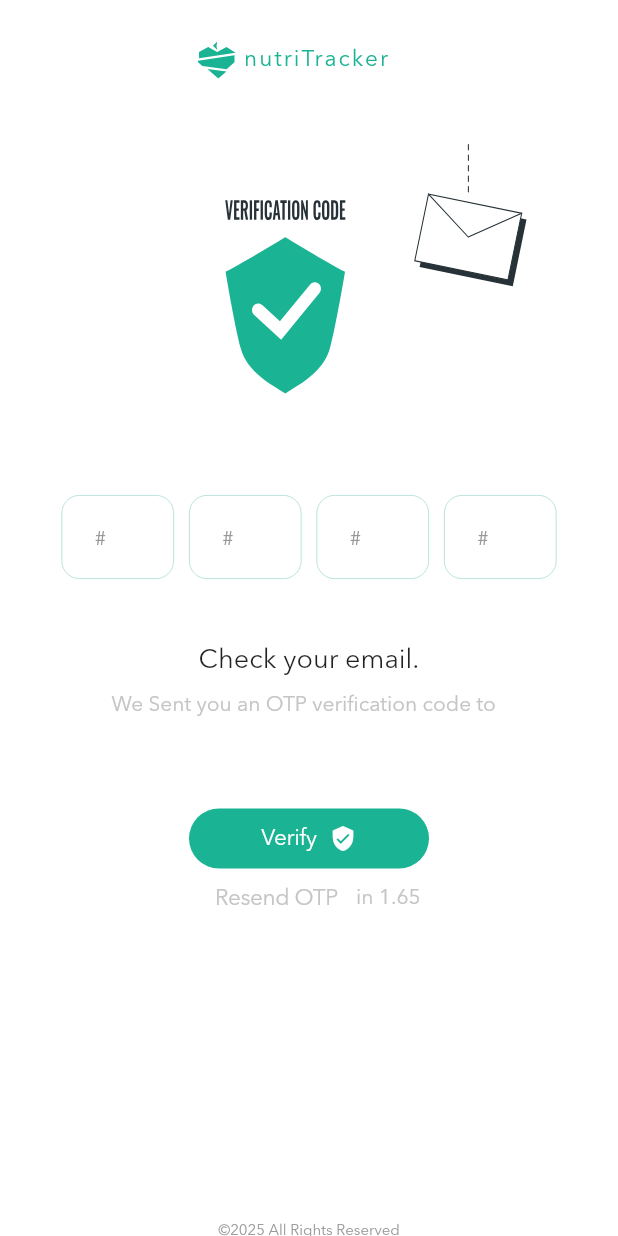
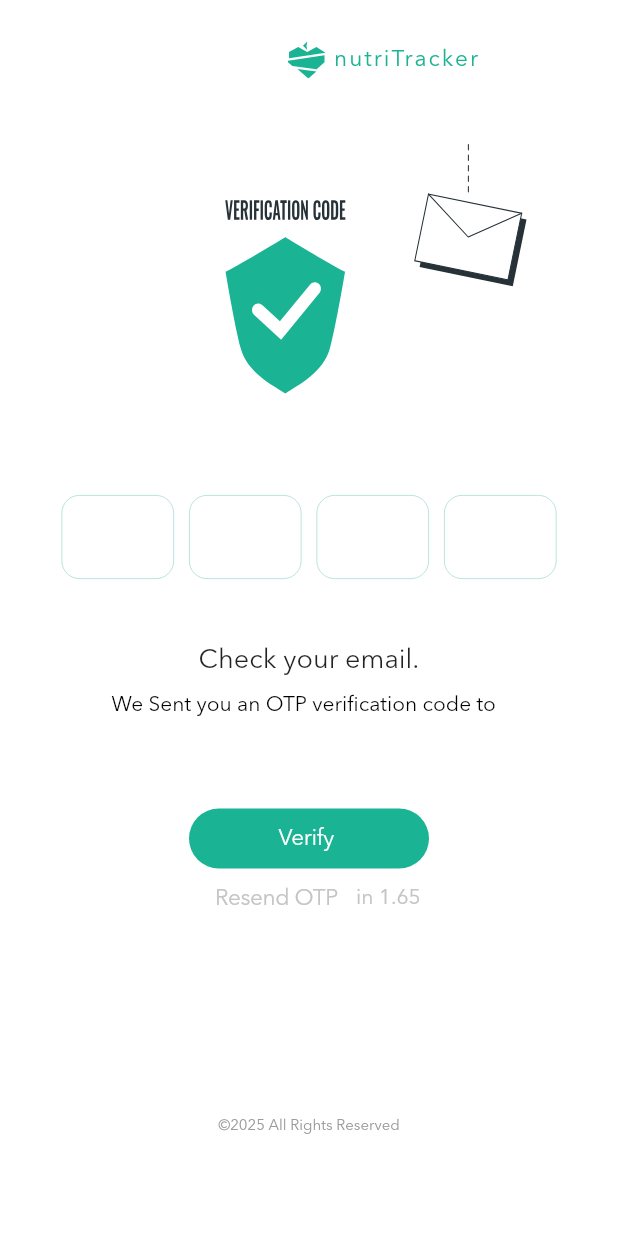
Before and after one commit to FredericBicandi/Nutriverse, a Flutter app: the VerifyOtp screen opened directly, on a phone screen of 412 x 824 dp. Run offline on Flutter 3.47's test engine with Material 3 defaults, Android fonts, the light colour scheme and no system bars; our stand-ins replace flutter_svg, image_picker, supabase_flutter, video_player; missing offline and left inert: cupertino_modal_sheet; accounts and stored records are empty.

Commit message:
done some fixes

```diff
--- a/lib/Controller/surveys/surveys.dart
+++ b/lib/Controller/surveys/surveys.dart
@@ -371,7 +371,7 @@
     surveyAnswers["MedicalConditions"] = '';
   }
 
+  printDebugMsg("DATA RECEIVED:\n");
   printDebugMsg("$surveyAnswers");
-  printDebugMsg("DATA RECEIVED:\n");
   return saveSurveyInfo(surveyAnswers);
 }
--- a/lib/Model/users/save_user_info.dart
+++ b/lib/Model/users/save_user_info.dart
@@ -38,12 +38,12 @@
           'kitchen_appliances': data['KitchenAppliances'],
           'medical_conditions': data['MedicalConditions']
         })
-        .eq('email', user?.email ?? '')
+        .eq('email', user?.email ?? emailController.text)
         .select();
     printDebugMsg("user Data =>$response after UPDATE");
     return 200;
   } catch (e) {
-    errorMessage = "Error while creating user account";
+    errorMessage = "Error while creating user account" ;
     printDebugMsg("$errorMessage => $e");
     return 500;
   }
--- a/lib/View/create_account_screen/create_account.dart
+++ b/lib/View/create_account_screen/create_account.dart
@@ -79,7 +79,7 @@
                   ),
                 ),
                 Padding(
-                  padding: const EdgeInsets.fromLTRB(350, 0, 0, 0),
+                  padding: const EdgeInsets.fromLTRB(300, 0, 0, 0),
                   child: CupertinoButton(
                     onPressed: () => setState(
                             () => showPassword = !showPassword),
@@ -132,7 +132,7 @@
               setIcon: material.Icons.keyboard_arrow_right,
               isLoading: isLoading,
             ),
-            Footer(setHeight: 180)
+            Footer(setHeight: 60)
           ],
         )),
       ),
--- a/lib/View/login_screen/login_sheet.dart
+++ b/lib/View/login_screen/login_sheet.dart
@@ -89,7 +89,7 @@
                             )
                           ],
                         ),
-                        SizedBox(height: 10),
+                        const SizedBox(height: 10),
                         Align(
                           alignment: Alignment.center,
                           child: DynamicTextButton(
@@ -100,7 +100,7 @@
                             buttonText: "Forget password?",
                           ),
                         ),
-                        SizedBox(height: 100),
+                        const SizedBox(height: 100),
                         Column(
                           children: [
                             DynamicButton(
--- a/lib/View/otp_screen/verify_otp.dart
+++ b/lib/View/otp_screen/verify_otp.dart
@@ -29,7 +29,7 @@
   @override
   Widget build(BuildContext context) {
     return material.Scaffold(
-      appBar: material.AppBar(title: const Appbar()),
+      appBar: material.AppBar(title: const Appbar(left: 120)),
       body: GestureDetector(
         onTap: () => dismissKeyboard(context),
         child: SingleChildScrollView(
@@ -57,8 +57,8 @@
                           },
                           width: 75,
                           maxLen: 1,
-                          labelText: "  #",
-                          errorText: "invalid",
+                          labelText: "",
+                          errorText: "",
                           focusNode: focusNode1,
                           isValidInput: otp1Valid,
                           controllerName: otpController1,
@@ -80,8 +80,8 @@
                           },
                           width: 75,
                           maxLen: 1,
-                          labelText: "  #",
-                          errorText: "invalid",
+                          labelText: "",
+                          errorText: "",
                           focusNode: focusNode2,
                           isValidInput: otp2Valid,
                           controllerName: otpController2,
@@ -103,8 +103,8 @@
                           },
                           width: 75,
                           maxLen: 1,
-                          labelText: "  #",
-                          errorText: "invalid",
+                          labelText: "",
+                          errorText: "",
                           focusNode: focusNode3,
                           isValidInput: otp3Valid,
                           controllerName: otpController3,
@@ -126,8 +126,8 @@
                           },
                           width: 75,
                           maxLen: 1,
-                          labelText: "  #",
-                          errorText: "invalid",
+                          labelText: "",
+                          errorText: "",
                           focusNode: focusNode4,
                           isValidInput: otp4Valid,
                           controllerName: otpController4,
@@ -148,12 +148,13 @@
               const SizedBox(height: 10),
               Wrap(
                 children: [
-                  Text(
+                  const Text(
                     "We Sent you an OTP verification code to ",
-                    style: TextStyle(color: Color(fade)),
+                    style: TextStyle(color: CupertinoColors.black),
                   ),
                   Text(
                     "${emailController.text} ",
+                    style: TextStyle(color: Color(fade)),
                   ),
                 ],
               ),
@@ -172,7 +173,6 @@
                 },
                 setText: "Verify ",
                 isLoading: isLoading,
-                setIcon: material.Icons.verified_user,
               ),
               const SizedBox(height: 5),
               Row(
@@ -196,7 +196,7 @@
                   ),
                 ],
               ),
-               Footer()
+               Footer(setHeight: 130)
             ],
           ),
         ),
--- a/lib/View/surveys/survey3.dart
+++ b/lib/View/surveys/survey3.dart
@@ -66,10 +66,10 @@
                   },
                   setSize: 250,
                   setText: 'Gluten',
-                  bgColor: s2VeganDietPlanPressed ? accentColor : 0xFFFFFFFF,
+                  bgColor: s3glutenFoodAllergiesPressed ? accentColor : 0xFFFFFFFF,
                   borderColor:
-                      s2VeganDietPlanPressed ? 0x00000000 : accentColor,
-                  textColor: s2VeganDietPlanPressed ? 0xFFFFFFFF : 0xFF757575,
+                  s3glutenFoodAllergiesPressed ? 0x00000000 : accentColor,
+                  textColor: s3glutenFoodAllergiesPressed ? 0xFFFFFFFF : 0xFF757575,
                 ),
                 const SizedBox(height: 10),
                 DynamicButton(
--- a/lib/View/surveys/survey9.dart
+++ b/lib/View/surveys/survey9.dart
@@ -4,10 +4,9 @@
 
 class _Survey9State extends State<Survey9> {
   double animationProgress = 0.0;
-  bool finished = false;
 
   void checkSelection() async {
-    setState(() => finished = true);
+    setState(() => isLoading = true);
     int? response = await survey9NextButton();
     if (response == 200) {
       newStackScreen(context, const Dashboard());
@@ -18,6 +17,8 @@
         "Unknown Error!",
         "Check Your Internet Connection And Try Again",
       );
+      setState(() => isLoading = false);
+      return;
     } else {
       // ignore: use_build_context_synchronously
       await iosAlert(
@@ -30,6 +31,7 @@
 
   @override
   void initState() {
+    isLoading = false;
     super.initState();
     startProgress(
       animationProgress,
--- a/lib/Widgets/footer.dart
+++ b/lib/Widgets/footer.dart
@@ -1,7 +1,7 @@
 import '../includes.dart';
 
 class Footer extends StatelessWidget {
-  Footer({this.setHeight = 200, super.key});
+  Footer({this.setHeight = 100, super.key});
 
   double setHeight;
 
--- a/lib/Widgets/survey_progress_indicator.dart
+++ b/lib/Widgets/survey_progress_indicator.dart
@@ -21,6 +21,7 @@
             mainAxisAlignment: MainAxisAlignment.center,
             children: [
               const SizedBox(height: 20),
+
               SizedBox(
                 width: 25,
                 height: 4,
@@ -163,7 +164,7 @@
                   width: 20,
                   height: 20,
                   child: SvgPicture.asset(
-                    "images/NutriTracker.svg",
+                    "assets/images/NutriTracker.svg",
                     colorFilter: ColorFilter.mode(
                       Color(primaryColor),
                       BlendMode.srcIn,
```
Also changed, not shown: lib/Controller/dashboard/dashboard.dart (+14 -5 lines), lib/View/email_verification/edit_email.dart (+4 -5 lines), lib/View/email_verification/email_verification.dart (+4 -14 lines).
